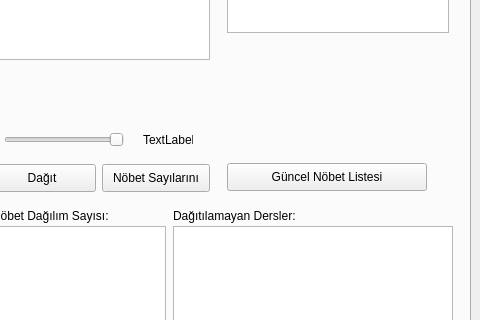
This is nobetcigorevi/src/ui/main_gui.ui in senolirmak/nobetcigorevi as Qt 5 draws it before an edit; both pictures show x 618 to 1098 and y 282 to 602 of the 1098 by 967 pixel window. The edited form follows.
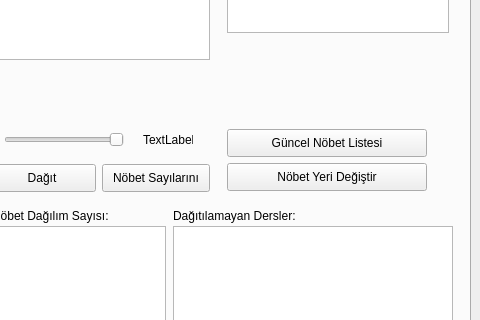
This is the edited form.

Commit message: Model yapısı değişti

Patch:
```diff
--- a/nobetcigorevi/src/ui/main_gui.ui
+++ b/nobetcigorevi/src/ui/main_gui.ui
@@ -546,6 +546,25 @@
                 </property>
                </widget>
               </item>
+              <item>
+               <widget class="QPushButton" name="degistir_button">
+                <property name="minimumSize">
+                 <size>
+                  <width>0</width>
+                  <height>28</height>
+                 </size>
+                </property>
+                <property name="maximumSize">
+                 <size>
+                  <width>200</width>
+                  <height>16777215</height>
+                 </size>
+                </property>
+                <property name="text">
+                 <string>Nöbet Yeri Değiştir</string>
+                </property>
+               </widget>
+              </item>
              </layout>
             </item>
            </layout>
```
Left out of the diff: 2 changed lines with no effect on the pictures. The commit also changes 2 other files.
